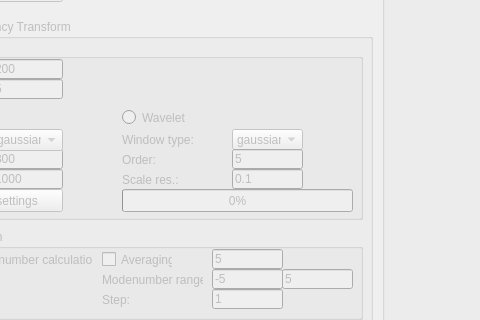
First picture: the form in python/gui/gui_layout.ui, repository fusion-flap/nti-wavelet-tools, before the edit; both pictures show x 148 to 628 and y 181 to 501 of the 1118 by 656 pixel window.
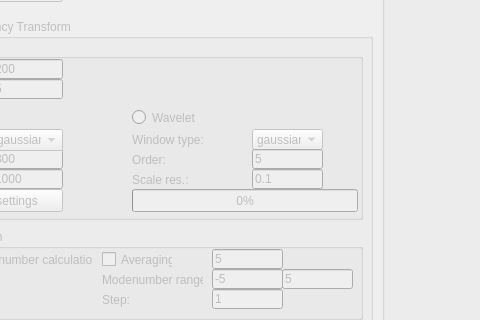
Second picture: the form after the edit. Icons and pictures are not drawn.

Commit message: #26 working version of the load processed sav

Patch:
```diff
--- a/python/gui/gui_layout.ui
+++ b/python/gui/gui_layout.ui
@@ -145,7 +145,7 @@
      <widget class="QRadioButton" name="cwtRadioButton">
       <property name="geometry">
        <rect>
-        <x>250</x>
+        <x>260</x>
         <y>70</y>
         <width>82</width>
         <height>17</height>
@@ -161,7 +161,7 @@
       </property>
       <property name="geometry">
        <rect>
-        <x>360</x>
+        <x>380</x>
         <y>90</y>
         <width>71</width>
         <height>21</height>
@@ -181,7 +181,7 @@
      <widget class="QLabel" name="cwtwindowText">
       <property name="geometry">
        <rect>
-        <x>250</x>
+        <x>260</x>
         <y>90</y>
         <width>71</width>
         <height>21</height>
@@ -197,7 +197,7 @@
       </property>
       <property name="geometry">
        <rect>
-        <x>360</x>
+        <x>380</x>
         <y>110</y>
         <width>71</width>
         <height>20</height>
@@ -216,7 +216,7 @@
      <widget class="QLabel" name="cwtorderText">
       <property name="geometry">
        <rect>
-        <x>250</x>
+        <x>260</x>
         <y>110</y>
         <width>111</width>
         <height>21</height>
@@ -232,7 +232,7 @@
       </property>
       <property name="geometry">
        <rect>
-        <x>360</x>
+        <x>380</x>
         <y>130</y>
         <width>71</width>
         <height>20</height>
@@ -251,7 +251,7 @@
      <widget class="QLabel" name="cwtscaleText">
       <property name="geometry">
        <rect>
-        <x>250</x>
+        <x>260</x>
         <y>130</y>
         <width>111</width>
         <height>21</height>
@@ -264,9 +264,9 @@
      <widget class="QProgressBar" name="transformProgressBar">
       <property name="geometry">
        <rect>
-        <x>250</x>
+        <x>260</x>
         <y>150</y>
-        <width>231</width>
+        <width>226</width>
         <height>23</height>
        </rect>
       </property>
```
The commit also changes 1 other file.
